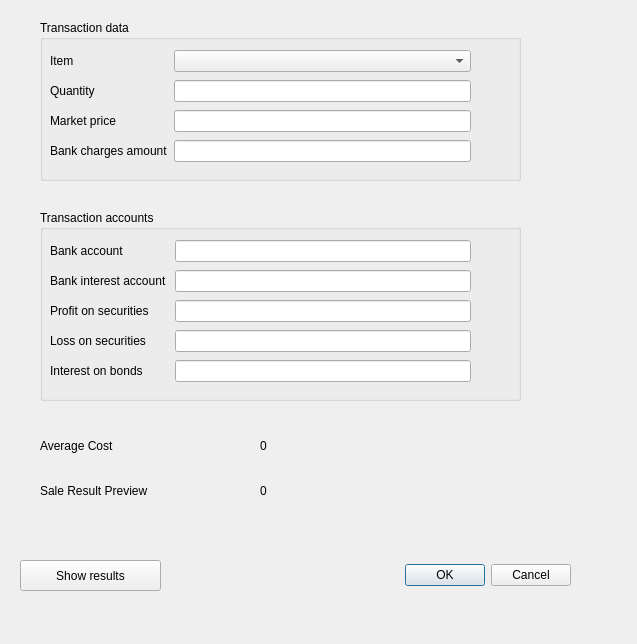
First picture: the form in report/accounting/asset_management/ch.banana.portfolio.management.sales.dialog.ui, repository BananaAccounting/Universal, before the edit.
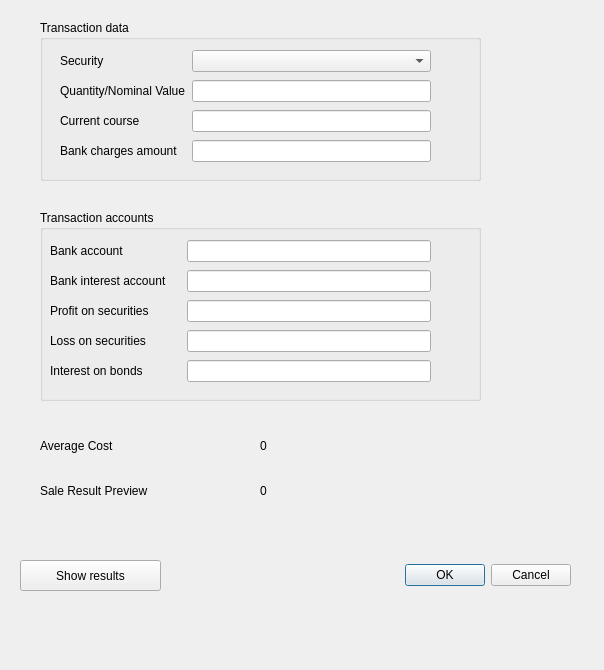
Second picture: the form after the edit.

Commit message: aggiorna modifiche portafoglio management

Patch:
```diff
--- a/report/accounting/asset_management/ch.banana.portfolio.management.sales.dialog.ui
+++ b/report/accounting/asset_management/ch.banana.portfolio.management.sales.dialog.ui
@@ -6,8 +6,8 @@
    <rect>
     <x>0</x>
     <y>0</y>
-    <width>637</width>
-    <height>644</height>
+    <width>604</width>
+    <height>670</height>
    </rect>
   </property>
   <property name="windowTitle">
@@ -34,7 +34,7 @@
     <rect>
      <x>40</x>
      <y>20</y>
-     <width>481</width>
+     <width>441</width>
      <height>161</height>
     </rect>
    </property>
@@ -44,9 +44,9 @@
    <widget class="QWidget" name="formLayoutWidget">
     <property name="geometry">
      <rect>
-      <x>10</x>
+      <x>20</x>
       <y>30</y>
-      <width>421</width>
+      <width>371</width>
       <height>121</height>
      </rect>
     </property>
@@ -57,7 +57,7 @@
      <item row="0" column="0">
       <widget class="QLabel" name="item_label">
        <property name="text">
-        <string>Item</string>
+        <string>Security</string>
        </property>
       </widget>
      </item>
@@ -67,7 +67,7 @@
      <item row="1" column="0">
       <widget class="QLabel" name="quantity_label">
        <property name="text">
-        <string>Quantity</string>
+        <string>Quantity/Nominal Value</string>
        </property>
       </widget>
      </item>
@@ -77,7 +77,7 @@
      <item row="2" column="0">
       <widget class="QLabel" name="marketPrice_label">
        <property name="text">
-        <string>Market price</string>
+        <string>Current course</string>
        </property>
       </widget>
      </item>
@@ -102,7 +102,7 @@
     <rect>
      <x>40</x>
      <y>210</y>
-     <width>481</width>
+     <width>441</width>
      <height>191</height>
     </rect>
    </property>
@@ -114,7 +114,7 @@
      <rect>
       <x>10</x>
       <y>30</y>
-      <width>421</width>
+      <width>381</width>
       <height>144</height>
      </rect>
     </property>
@@ -138,7 +138,7 @@
      <item row="1" column="0">
       <widget class="QLabel" name="BankInterest_label">
        <property name="text">
-        <string>Bank interest account</string>
+        <string>Bank interest account    </string>
        </property>
       </widget>
      </item>
```
The commit also changes 5 other files.
